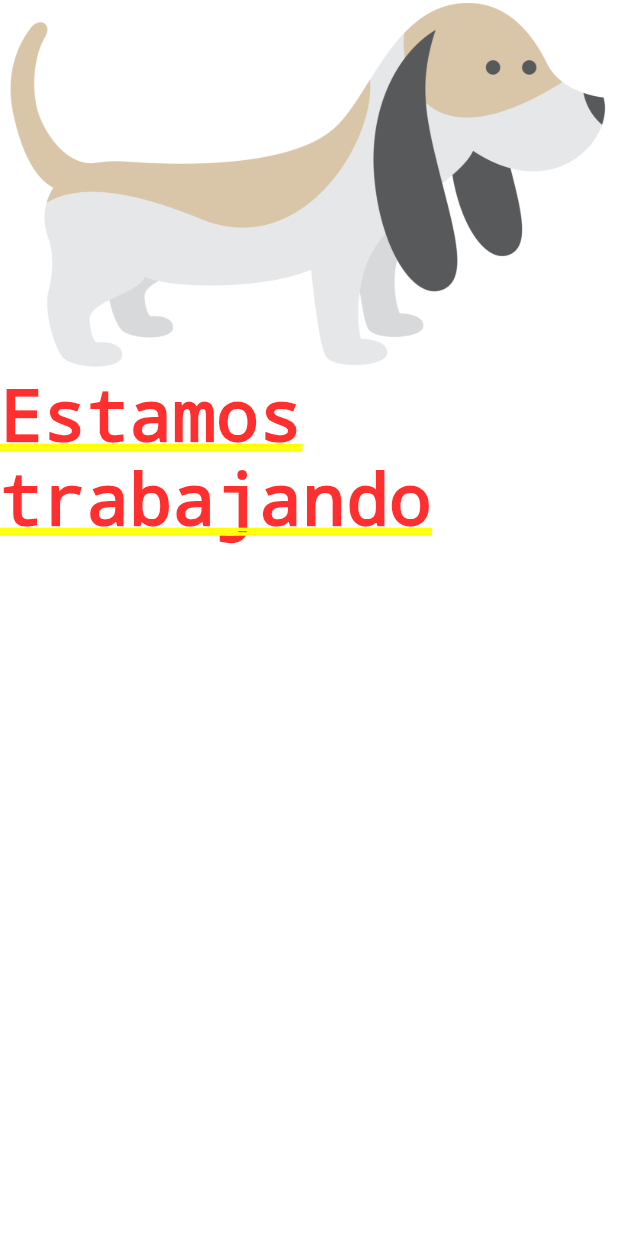
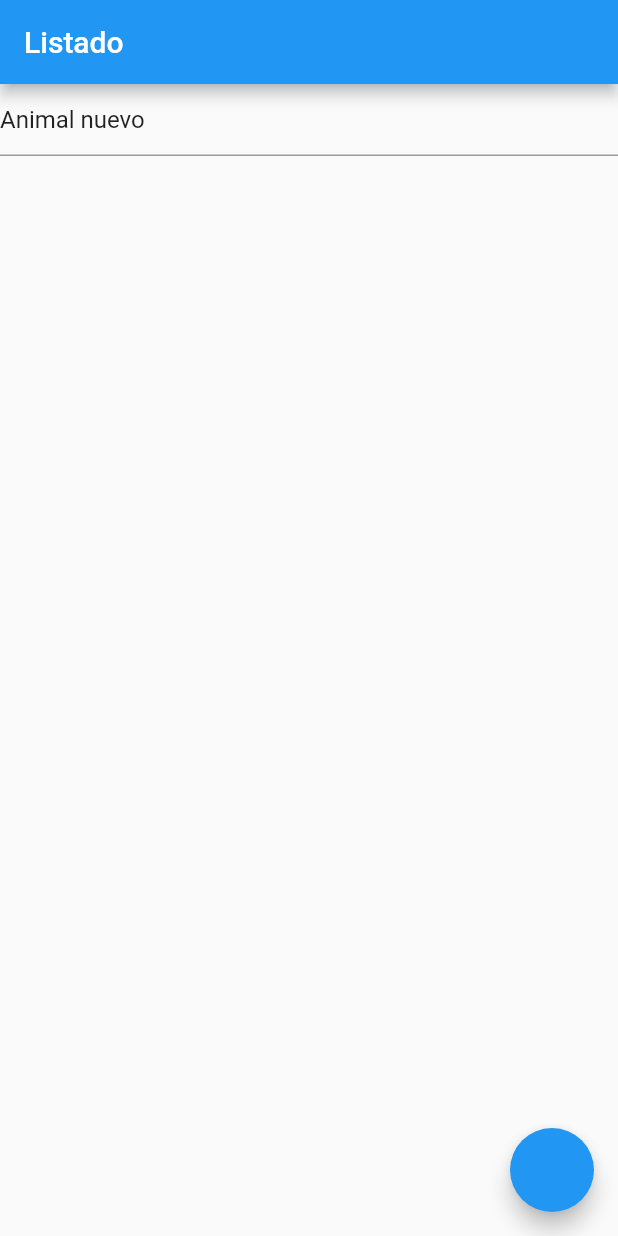
Before and after one commit to andresMRoblesistemas/prueba_sorpresa, a Flutter app: the screen it shows after launch, on a phone screen of 412 x 824 dp. Run offline on Flutter 3.47's test engine with Material 2 defaults, Android fonts, the light colour scheme and no system bars; our stand-ins replace bloc, equatable, flutter_bloc.

Commit message:
segunda rama

```diff
--- a/lib/bloc/animal/animal_bloc.dart
+++ b/lib/bloc/animal/animal_bloc.dart
@@ -7,13 +7,14 @@ part 'animal_state.dart';
 
 class AnimalBloc extends Bloc<AnimalEvent, AnimalState> {
 
-  AnimalBloc() : super( const AnimalState()) {
+  AnimalBloc() : super( AnimalState()) {
     on<OnOrdenaAnimal>(_onOrdenaAnimal);
     on<OnEliminaAnimal>(_onEliminaAnimal);
-    on<OnNuevaAnimal>(_onNuevaAnimal);
+    on<OnNuevoAnimal>(_onNuevoAnimal);
     on<OnModificarAnimal>(_onModificarAnimal);
     on<OnValidarAnimal>(_onValidarAnimal);
     on<OnGuardarAnimal>(_onGuardarAnimal);
+    on<OnObtieneAnimal>(_onObtieneAnimal);
   }
 
   Future<void> _onGuardarAnimal(
@@ -31,8 +32,8 @@ class AnimalBloc extends Bloc<AnimalEvent, AnimalState> {
 
   }
 
-  Future<void> _onNuevaAnimal(
-      OnNuevaAnimal event, Emitter emit) async {
+  Future<void> _onNuevoAnimal(
+      OnNuevoAnimal event, Emitter emit) async {
 
   }
 
@@ -46,4 +47,9 @@ class AnimalBloc extends Bloc<AnimalEvent, AnimalState> {
 
   }
 
+  Future<void> _onObtieneAnimal(
+      OnObtieneAnimal event, Emitter emit) async {
+
+  }
+
 }
--- a/lib/bloc/animal/animal_event.dart
+++ b/lib/bloc/animal/animal_event.dart
@@ -7,12 +7,12 @@ abstract class AnimalEvent extends Equatable{
   List<Object> get props => [];
 }
 
-class OnObtieneAnimales extends AnimalEvent { //no lo pidieron pero es necesario para trabajar 🤷
-  const OnObtieneAnimales();
+class OnObtieneAnimal extends AnimalEvent {
+  const OnObtieneAnimal();
 }
 
-class OnNuevaAnimal extends AnimalEvent {
-  const OnNuevaAnimal();
+class OnNuevoAnimal extends AnimalEvent {
+  const OnNuevoAnimal();
 }
 
 class OnModificarAnimal extends AnimalEvent {
--- a/lib/bloc/animal/animal_state.dart
+++ b/lib/bloc/animal/animal_state.dart
@@ -7,9 +7,11 @@ class AnimalState extends Equatable {
   final String description;
   final String error;
   final String idAnimal;
+  final AnimalModel animal;
+  final List<AnimalModel> lstAnimal;
   final String msjStatus;
 
-  const AnimalState(
+  AnimalState(
     {
       this.isWorking = false,
       this.accion = '',
@@ -17,8 +19,11 @@ class AnimalState extends Equatable {
       this.description = '',
       this.error = '',
       this.idAnimal = '',
+      AnimalModel? animal,
+      List<AnimalModel>? lstAnimal,
       this.msjStatus = '',
-    });
+    }): animal = animal ?? const AnimalModel(),
+    lstAnimal = lstAnimal ?? [];
 
 AnimalState copyWith(
   {
@@ -28,6 +33,8 @@ AnimalState copyWith(
   String? description,
   String? error,
   String? idAnimal,
+  AnimalModel? animal,
+  List<AnimalModel>? lstAnimal,
   String? msjStatus,
   }) => AnimalState(
       isWorking: isWorking ?? this.isWorking,
@@ -36,6 +43,8 @@ AnimalState copyWith(
       description: description ?? this.description,
       error: error ?? this.error,
       idAnimal: idAnimal ?? this.idAnimal,
+      animal: animal ?? this.animal,
+      lstAnimal: lstAnimal ?? this.lstAnimal,
       msjStatus: msjStatus ?? this.msjStatus,
     );
 
@@ -47,6 +56,8 @@ AnimalState copyWith(
     description,
     error,
     idAnimal,
+    animal,
+    lstAnimal,
     msjStatus
   ];
 
--- a/lib/main.dart
+++ b/lib/main.dart
@@ -1,25 +1,44 @@
 import 'package:flutter/material.dart';
+import 'package:flutter_bloc/flutter_bloc.dart';
+import 'package:prueba_sorpresa/bloc/animal/animal_bloc.dart';
+import 'package:prueba_sorpresa/widgets/formulario_view.dart';
 
 void main() {
   runApp(const MyApp());
 }
 
-class MyApp extends StatelessWidget {
+class MyApp extends StatefulWidget {
   const MyApp({super.key});
 
   @override
+  State<MyApp> createState() => _MyAppState();
+}
+
+class _MyAppState extends State<MyApp> {
+  @override
   Widget build(BuildContext context) {
-    return MaterialApp(
-      debugShowCheckedModeBanner: false,
-      title: 'Prueba de desarrollo',
-      theme: ThemeData(
-        primarySwatch: Colors.blue,
-      ),
-      home: Column(
-        children: [
-          Image.asset('assets/dog-png.webp'),
-          const Text('Estamos trabajando'),
-        ],
+    return MultiBlocProvider(
+      providers: [
+        BlocProvider(create: (context) => AnimalBloc()),
+      ],
+      child: MaterialApp(
+        debugShowCheckedModeBanner: false,
+        title: 'Animales App',
+        theme: ThemeData(
+          primarySwatch: Colors.blue,
+        ),
+        routes: {
+          'formulario': (context) => const FormularioView(),
+        },
+        initialRoute: 'formulario',
+        builder: (context, child) {
+          return Scaffold(
+            body: Builder(builder: (context) {
+              context.read<AnimalBloc>().add(const OnObtieneAnimal());
+              return const FormularioView();
+            },)
+          );
+        }
       ),
     );
   }
--- a/lib/model/animal_model.dart
+++ b/lib/model/animal_model.dart
@@ -11,7 +11,8 @@ String animalModelToJson(AnimalModel data) =>
 class AnimalModel extends Equatable {
   const AnimalModel(
       {this.id = '',
-      this.description= '',});
+      this.description= '',
+      });
 
   final String description;
   final String id;
--- /dev/null
+++ b/lib/widgets/formulario_view.dart
@@ -0,0 +1,56 @@
+import 'package:flutter/material.dart';
+import 'package:flutter_bloc/flutter_bloc.dart';
+import 'package:prueba_sorpresa/bloc/animal/animal_bloc.dart';
+
+
+class FormularioView extends StatelessWidget {
+  const FormularioView({Key? key}) : super(key: key);
+
+  @override
+  Widget build(BuildContext context) {
+    return Scaffold(
+      appBar: AppBar(
+        title: const Text('Listado'),
+      ),
+      body: BlocConsumer<AnimalBloc, AnimalState>(
+        listenWhen: (previous, current) => !current.isWorking,
+        listener: (context, state) {
+          if (state.error.isEmpty) {
+            if (state.accion == "OnNuevoAnimal") {
+
+            }
+          } else {
+          }
+        },
+        builder: (context, state) {
+          return (state.lstAnimal.isEmpty)
+          ? TextFormField(
+            initialValue: 'Animal nuevo',
+            onChanged: (value) {
+            },
+          )
+          : ListView(
+            padding: const EdgeInsets.symmetric(horizontal: 20, vertical: 15),
+            children: state.lstAnimal
+                .map((e) => InkWell(
+                      onTap: () {
+                        context
+                            .read<AnimalBloc>()
+                            .add(OnModificarAnimal(idAnimal: e.id));
+                      },
+                      child: Padding(
+                        padding: const EdgeInsets.all(8.0),
+                        child: Text(
+                            '${e.id} ${e.description}'),
+                      ),
+                    ))
+                .toList(),
+          );
+        },
+      ),
+      floatingActionButton: FloatingActionButton(onPressed: () {
+        context.read<AnimalBloc>().add(const OnNuevoAnimal());
+      }),
+    );
+  }
+}
--- a/pubspec.yaml
+++ b/pubspec.yaml
@@ -34,6 +34,7 @@ dependencies:
   equatable: ^2.0.5
   flutter:
     sdk: flutter
+  flutter_bloc: ^8.1.1
 
 dev_dependencies:
   flutter_lints: ^2.0.0
```
Also changed, not shown: pubspec.lock.
